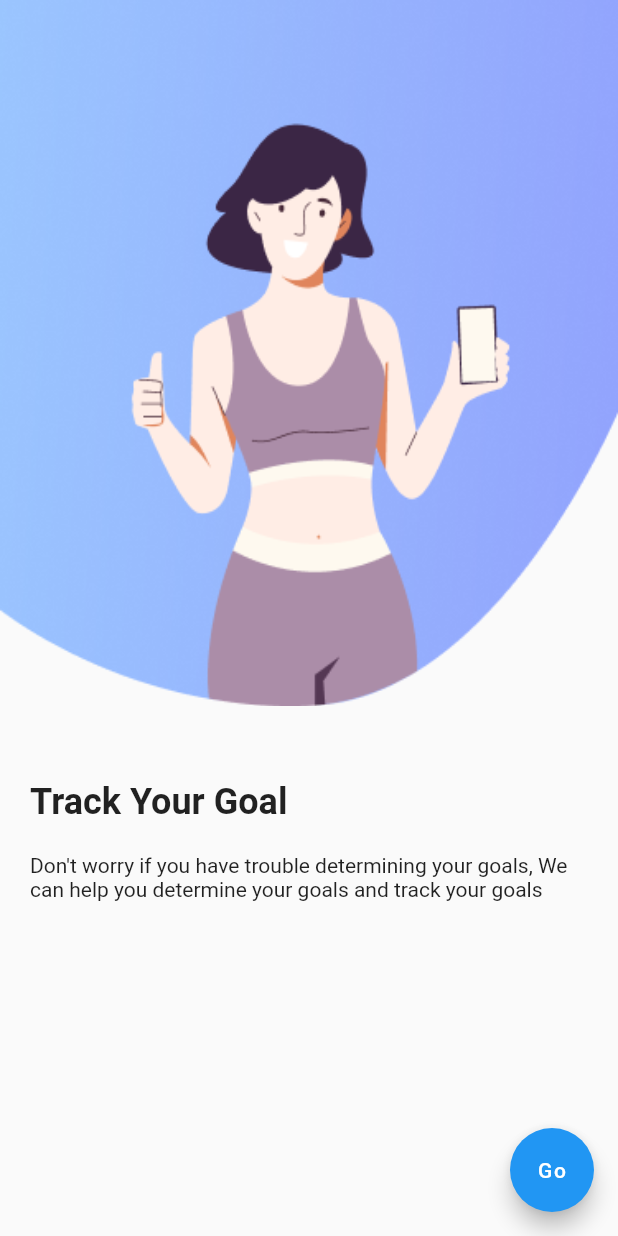
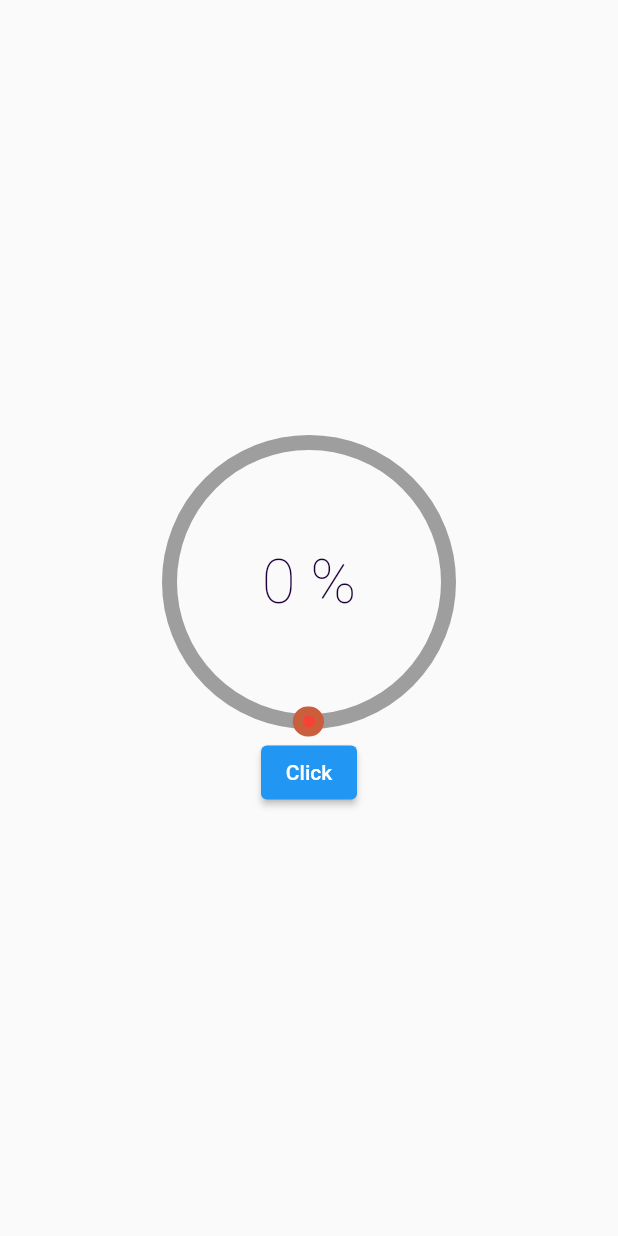
Before and after one commit to aisjac/fitness_app, a Flutter app: the screen it shows after launch, after a tap on "Get Started", on a phone screen of 412 x 824 dp. Run offline on Flutter 3.47's test engine with Material 2 defaults, Android fonts, the phone set to English and light mode, and no system bars; drawn by our look-alikes of sleek_circular_slider; our stand-ins replace carousel_slider, flutter_svg, get.

Commit message:
[added] Gradient simple stepper with loader

```diff
--- /dev/null
+++ b/lib/screen/slider_screen/slider_controller.dart
@@ -0,0 +1,12 @@
+import 'package:get/get.dart';
+
+class SliderController extends GetxController{
+  double progressInitialValue = 0;
+
+  void increaseValue(){
+    if(progressInitialValue != 5){
+      progressInitialValue = progressInitialValue+1;
+      update();
+    }
+  }
+}
--- /dev/null
+++ b/lib/screen/slider_screen/slider_screen.dart
@@ -0,0 +1,54 @@
+import 'package:fitness_app/resource_manager/color_manager.dart';
+import 'package:fitness_app/screen/slider_screen/slider_controller.dart';
+import 'package:flutter/cupertino.dart';
+import 'package:flutter/material.dart';
+import 'package:get/get_state_manager/src/simple/get_state.dart';
+import 'package:sleek_circular_slider/sleek_circular_slider.dart';
+
+class SliderScreen extends StatelessWidget {
+  const SliderScreen({Key? key}) : super(key: key);
+
+  @override
+  Widget build(BuildContext context) {
+    return GetBuilder<SliderController>(
+        init: SliderController(),
+        builder: (controller) {
+          return Scaffold(
+            body: Center(
+              child: Column(
+                mainAxisAlignment: MainAxisAlignment.center,
+                children: [
+                  SleekCircularSlider(
+                    initialValue: controller.progressInitialValue,
+                    max: 5,
+                    appearance: CircularSliderAppearance(
+                      infoProperties: InfoProperties(),
+                      angleRange: 360,
+                      startAngle: 90,
+                      size: MediaQuery.of(context).size.width * 0.5,
+                      customColors: CustomSliderColors(
+                        hideShadow: true,
+                        dotColor: Colors.red,
+                        progressBarColors: [Colors.red,Colors.green],
+                        trackColor: Colors.grey,
+                      ),
+                      customWidths: CustomSliderWidths(
+                          progressBarWidth: 20.0, trackWidth: 10.0),
+                    ),
+                    onChange: (double v) {
+                      print("object $v");
+                    },
+
+                  ),
+                  ElevatedButton(
+                      onPressed: () {
+                        controller.increaseValue();
+                      },
+                      child: Text("Click"))
+                ],
+              ),
+            ),
+          );
+        });
+  }
+}
--- a/lib/screen/splash_screen.dart
+++ b/lib/screen/splash_screen.dart
@@ -1,6 +1,7 @@
 import 'package:fitness_app/custom_widget/custom_button.dart';
 import 'package:fitness_app/resource_manager/color_manager.dart';
 import 'package:fitness_app/screen/on_boarding/on_boarding_one.dart';
+import 'package:fitness_app/screen/slider_screen/slider_screen.dart';
 import 'package:flutter/material.dart';
 import 'package:flutter_svg/svg.dart';
 import 'package:get/get.dart';
@@ -47,7 +48,7 @@ class SplashScreen extends StatelessWidget {
                   child: Padding(
                     padding: const EdgeInsets.only(left: 30.0,right: 30.0,bottom: 50.0),
                     child: CustomButton(text: "Get Started",textColor: ColorManager.primaryColor, onTap: () {
-                      Get.to(()=> const OnBoardingOne());
+                      Get.to(()=> const SliderScreen());
                     }),
                   ),
                 ),
--- a/pubspec.yaml
+++ b/pubspec.yaml
@@ -39,6 +39,7 @@ dependencies:
   get: ^4.6.5
   flutter_svg: ^1.1.6
   carousel_slider: ^4.0.0
+  sleek_circular_slider: ^2.0.1
 
 dev_dependencies:
   flutter_test:
```
Also changed, not shown: pubspec.lock.
